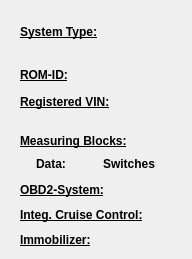
This is ui/CUinfo_Engine.ui in Comer352L/FreeSSM as Qt 5 draws it before an edit. The edited form follows.
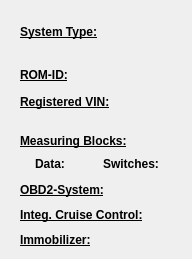
This is the edited form.

Commit message: CUinfo_*.ui: improve layout of the MB/SW information

```diff
--- a/ui/CUinfo_Engine.ui
+++ b/ui/CUinfo_Engine.ui
@@ -111,9 +111,9 @@
   <widget class="QLabel" name="nrofdatambstitle_label">
    <property name="geometry">
     <rect>
-     <x>36</x>
+     <x>35</x>
      <y>156</y>
-     <width>35</width>
+     <width>38</width>
      <height>16</height>
     </rect>
    </property>
@@ -295,7 +295,7 @@
     <rect>
      <x>103</x>
      <y>156</y>
-     <width>53</width>
+     <width>57</width>
      <height>16</height>
     </rect>
    </property>
@@ -334,7 +334,7 @@
   <widget class="QLabel" name="nrofswitches_label">
    <property name="geometry">
     <rect>
-     <x>163</x>
+     <x>164</x>
      <y>156</y>
      <width>21</width>
      <height>16</height>
@@ -411,7 +411,7 @@
   <widget class="QLabel" name="nrofdatambs_label">
    <property name="geometry">
     <rect>
-     <x>76</x>
+     <x>77</x>
      <y>156</y>
      <width>21</width>
      <height>16</height>
```
The commit also changes 2 other files.
